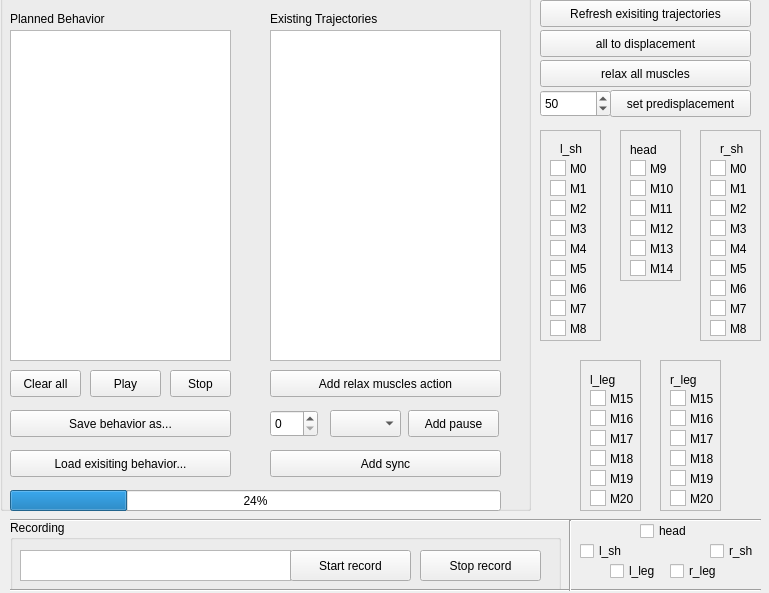
First picture: the form in roboy_trajectories_control/resource/roboy_trajectories_control.ui, repository Roboy/roboy_rqt_plugins, before the edit.
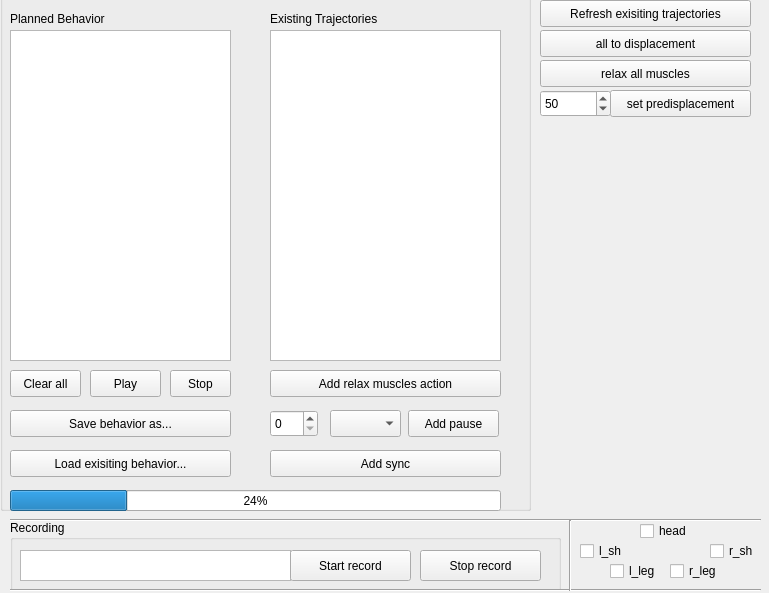
Second picture: the form after the edit.

Diff of the .ui file:
```diff
--- a/roboy_trajectories_control/resource/roboy_trajectories_control.ui
+++ b/roboy_trajectories_control/resource/roboy_trajectories_control.ui
@@ -440,979 +440,6 @@
     <number>50</number>
    </property>
   </widget>
-  <widget class="QFrame" name="frame">
-   <property name="geometry">
-    <rect>
-     <x>540</x>
-     <y>130</y>
-     <width>61</width>
-     <height>211</height>
-    </rect>
-   </property>
-   <property name="frameShape">
-    <enum>QFrame::StyledPanel</enum>
-   </property>
-   <property name="frameShadow">
-    <enum>QFrame::Raised</enum>
-   </property>
-   <widget class="QLabel" name="label_16">
-    <property name="geometry">
-     <rect>
-      <x>30</x>
-      <y>30</y>
-      <width>21</width>
-      <height>17</height>
-     </rect>
-    </property>
-    <property name="text">
-     <string>M0</string>
-    </property>
-   </widget>
-   <widget class="QGraphicsView" name="shoulder_left_m0">
-    <property name="geometry">
-     <rect>
-      <x>10</x>
-      <y>30</y>
-      <width>16</width>
-      <height>16</height>
-     </rect>
-    </property>
-   </widget>
-   <widget class="QGraphicsView" name="shoulder_left_m1">
-    <property name="geometry">
-     <rect>
-      <x>10</x>
-      <y>50</y>
-      <width>16</width>
-      <height>16</height>
-     </rect>
-    </property>
-   </widget>
-   <widget class="QLabel" name="label_18">
-    <property name="geometry">
-     <rect>
-      <x>30</x>
-      <y>50</y>
-      <width>31</width>
-      <height>17</height>
-     </rect>
-    </property>
-    <property name="text">
-     <string>M1</string>
-    </property>
-   </widget>
-   <widget class="QLabel" name="label_20">
-    <property name="geometry">
-     <rect>
-      <x>30</x>
-      <y>70</y>
-      <width>21</width>
-      <height>17</height>
-     </rect>
-    </property>
-    <property name="text">
-     <string>M2</string>
-    </property>
-   </widget>
-   <widget class="QGraphicsView" name="shoulder_left_m2">
-    <property name="geometry">
-     <rect>
-      <x>10</x>
-      <y>70</y>
-      <width>16</width>
-      <height>16</height>
-     </rect>
-    </property>
-   </widget>
-   <widget class="QLabel" name="label_21">
-    <property name="geometry">
-     <rect>
-      <x>30</x>
-      <y>90</y>
-      <width>31</width>
-      <height>17</height>
-     </rect>
-    </property>
-    <property name="text">
-     <string>M3</string>
-    </property>
-   </widget>
-   <widget class="QGraphicsView" name="shoulder_left_m3">
-    <property name="geometry">
-     <rect>
-      <x>10</x>
-      <y>90</y>
-      <width>16</width>
-      <height>16</height>
-     </rect>
-    </property>
-   </widget>
-   <widget class="QLabel" name="label_28">
-    <property name="geometry">
-     <rect>
-      <x>30</x>
-      <y>110</y>
-      <width>31</width>
-      <height>17</height>
-     </rect>
-    </property>
-    <property name="text">
-     <string>M4</string>
-    </property>
-   </widget>
-   <widget class="QGraphicsView" name="shoulder_left_m4">
-    <property name="geometry">
-     <rect>
-      <x>10</x>
-      <y>110</y>
-      <width>16</width>
-      <height>16</height>
-     </rect>
-    </property>
-   </widget>
-   <widget class="QLabel" name="label_17">
-    <property name="geometry">
-     <rect>
-      <x>30</x>
-      <y>130</y>
-      <width>31</width>
-      <height>17</height>
-     </rect>
-    </property>
-    <property name="text">
-     <string>M5</string>
-    </property>
-   </widget>
-   <widget class="QGraphicsView" name="shoulder_left_m5">
-    <property name="geometry">
-     <rect>
-      <x>10</x>
-      <y>130</y>
-      <width>16</width>
-      <height>16</height>
-     </rect>
-    </property>
-   </widget>
-   <widget class="QLabel" name="label_19">
-    <property name="geometry">
-     <rect>
-      <x>30</x>
-      <y>150</y>
-      <width>31</width>
-      <height>17</height>
-     </rect>
-    </property>
-    <property name="text">
-     <string>M6</string>
-    </property>
-   </widget>
-   <widget class="QGraphicsView" name="shoulder_left_m6">
-    <property name="geometry">
-     <rect>
-      <x>10</x>
-      <y>150</y>
-      <width>16</width>
-      <height>16</height>
-     </rect>
-    </property>
-   </widget>
-   <widget class="QLabel" name="label_22">
-    <property name="geometry">
-     <rect>
-      <x>30</x>
-      <y>170</y>
-      <width>31</width>
-      <height>17</height>
-     </rect>
-    </property>
-    <property name="text">
-     <string>M7</string>
-    </property>
-   </widget>
-   <widget class="QGraphicsView" name="shoulder_left_m7">
-    <property name="geometry">
-     <rect>
-      <x>10</x>
-      <y>170</y>
-      <width>16</width>
-      <height>16</height>
-     </rect>
-    </property>
-   </widget>
-   <widget class="QLabel" name="label_23">
-    <property name="geometry">
-     <rect>
-      <x>30</x>
-      <y>190</y>
-      <width>31</width>
-      <height>17</height>
-     </rect>
-    </property>
-    <property name="text">
-     <string>M8</string>
-    </property>
-   </widget>
-   <widget class="QGraphicsView" name="shoulder_left_m8">
-    <property name="geometry">
-     <rect>
-      <x>10</x>
-      <y>190</y>
-      <width>16</width>
-      <height>16</height>
-     </rect>
-    </property>
-   </widget>
-   <widget class="QLabel" name="label_14">
-    <property name="geometry">
-     <rect>
-      <x>20</x>
-      <y>10</y>
-      <width>31</width>
-      <height>17</height>
-     </rect>
-    </property>
-    <property name="text">
-     <string>l_sh</string>
-    </property>
-   </widget>
-  </widget>
-  <widget class="QFrame" name="frame_2">
-   <property name="geometry">
-    <rect>
-     <x>700</x>
-     <y>130</y>
-     <width>61</width>
-     <height>211</height>
-    </rect>
-   </property>
-   <property name="frameShape">
-    <enum>QFrame::StyledPanel</enum>
-   </property>
-   <property name="frameShadow">
-    <enum>QFrame::Raised</enum>
-   </property>
-   <widget class="QLabel" name="label_29">
-    <property name="geometry">
-     <rect>
-      <x>30</x>
-      <y>30</y>
-      <width>21</width>
-      <height>17</height>
-     </rect>
-    </property>
-    <property name="text">
-     <string>M0</string>
-    </property>
-   </widget>
-   <widget class="QGraphicsView" name="shoulder_right_m0">
-    <property name="geometry">
-     <rect>
-      <x>10</x>
-      <y>30</y>
-      <width>16</width>
-      <height>16</height>
-     </rect>
-    </property>
-   </widget>
-   <widget class="QGraphicsView" name="shoulder_right_m1">
-    <property name="geometry">
-     <rect>
-      <x>10</x>
-      <y>50</y>
-      <width>16</width>
-      <height>16</height>
-     </rect>
-    </property>
-   </widget>
-   <widget class="QLabel" name="label_30">
-    <property name="geometry">
-     <rect>
-      <x>30</x>
-      <y>50</y>
-      <width>31</width>
-      <height>17</height>
-     </rect>
-    </property>
-    <property name="text">
-     <string>M1</string>
-    </property>
-   </widget>
-   <widget class="QLabel" name="label_31">
-    <property name="geometry">
-     <rect>
-      <x>30</x>
-      <y>70</y>
-      <width>21</width>
-      <height>17</height>
-     </rect>
-    </property>
-    <property name="text">
-     <string>M2</string>
-    </property>
-   </widget>
-   <widget class="QGraphicsView" name="shoulder_right_m2">
-    <property name="geometry">
-     <rect>
-      <x>10</x>
-      <y>70</y>
-      <width>16</width>
-      <height>16</height>
-     </rect>
-    </property>
-   </widget>
-   <widget class="QLabel" name="label_32">
-    <property name="geometry">
-     <rect>
-      <x>30</x>
-      <y>90</y>
-      <width>31</width>
-      <height>17</height>
-     </rect>
-    </property>
-    <property name="text">
-     <string>M3</string>
-    </property>
-   </widget>
-   <widget class="QGraphicsView" name="shoulder_right_m3">
-    <property name="geometry">
-     <rect>
-      <x>10</x>
-      <y>90</y>
-      <width>16</width>
-      <height>16</height>
-     </rect>
-    </property>
-   </widget>
-   <widget class="QLabel" name="label_33">
-    <property name="geometry">
-     <rect>
-      <x>30</x>
-      <y>110</y>
-      <width>31</width>
-      <height>17</height>
-     </rect>
-    </property>
-    <property name="text">
-     <string>M4</string>
-    </property>
-   </widget>
-   <widget class="QGraphicsView" name="shoulder_right_m4">
-    <property name="geometry">
-     <rect>
-      <x>10</x>
-      <y>110</y>
-      <width>16</width>
-      <height>16</height>
-     </rect>
-    </property>
-   </widget>
-   <widget class="QLabel" name="label_34">
-    <property name="geometry">
-     <rect>
-      <x>30</x>
-      <y>130</y>
-      <width>31</width>
-      <height>17</height>
-     </rect>
-    </property>
-    <property name="text">
-     <string>M5</string>
-    </property>
-   </widget>
-   <widget class="QGraphicsView" name="shoulder_right_m5">
-    <property name="geometry">
-     <rect>
-      <x>10</x>
-      <y>130</y>
-      <width>16</width>
-      <height>16</height>
-     </rect>
-    </property>
-   </widget>
-   <widget class="QLabel" name="label_35">
-    <property name="geometry">
-     <rect>
-      <x>30</x>
-      <y>150</y>
-      <width>31</width>
-      <height>17</height>
-     </rect>
-    </property>
-    <property name="text">
-     <string>M6</string>
-    </property>
-   </widget>
-   <widget class="QGraphicsView" name="shoulder_right_m6">
-    <property name="geometry">
-     <rect>
-      <x>10</x>
-      <y>150</y>
-      <width>16</width>
-      <height>16</height>
-     </rect>
-    </property>
-   </widget>
-   <widget class="QLabel" name="label_36">
-    <property name="geometry">
-     <rect>
-      <x>30</x>
-      <y>170</y>
-      <width>31</width>
-      <height>17</height>
-     </rect>
-    </property>
-    <property name="text">
-     <string>M7</string>
-    </property>
-   </widget>
-   <widget class="QGraphicsView" name="shoulder_right_m7">
-    <property name="geometry">
-     <rect>
-      <x>10</x>
-      <y>170</y>
-      <width>16</width>
-      <height>16</height>
-     </rect>
-    </property>
-   </widget>
-   <widget class="QLabel" name="label_37">
-    <property name="geometry">
-     <rect>
-      <x>30</x>
-      <y>190</y>
-      <width>31</width>
-      <height>17</height>
-     </rect>
-    </property>
-    <property name="text">
-     <string>M8</string>
-    </property>
-   </widget>
-   <widget class="QGraphicsView" name="shoulder_right_m8">
-    <property name="geometry">
-     <rect>
-      <x>10</x>
-      <y>190</y>
-      <width>16</width>
-      <height>16</height>
-     </rect>
-    </property>
-   </widget>
-   <widget class="QLabel" name="label_15">
-    <property name="geometry">
-     <rect>
-      <x>20</x>
-      <y>10</y>
-      <width>31</width>
-      <height>17</height>
-     </rect>
-    </property>
-    <property name="text">
-     <string>r_sh</string>
-    </property>
-   </widget>
-  </widget>
-  <widget class="QFrame" name="frame_3">
-   <property name="geometry">
-    <rect>
-     <x>620</x>
-     <y>130</y>
-     <width>61</width>
-     <height>151</height>
-    </rect>
-   </property>
-   <property name="frameShape">
-    <enum>QFrame::StyledPanel</enum>
-   </property>
-   <property name="frameShadow">
-    <enum>QFrame::Raised</enum>
-   </property>
-   <widget class="QLabel" name="label_40">
-    <property name="geometry">
-     <rect>
-      <x>30</x>
-      <y>30</y>
-      <width>31</width>
-      <height>17</height>
-     </rect>
-    </property>
-    <property name="text">
-     <string>M9</string>
-    </property>
-   </widget>
-   <widget class="QGraphicsView" name="shoulder_right_m9">
-    <property name="geometry">
-     <rect>
-      <x>10</x>
-      <y>30</y>
-      <width>16</width>
-      <height>16</height>
-     </rect>
-    </property>
-   </widget>
-   <widget class="QGraphicsView" name="shoulder_right_m10">
-    <property name="geometry">
-     <rect>
-      <x>10</x>
-      <y>50</y>
-      <width>16</width>
-      <height>16</height>
-     </rect>
-    </property>
-   </widget>
-   <widget class="QLabel" name="label_41">
-    <property name="geometry">
-     <rect>
-      <x>30</x>
-      <y>50</y>
-      <width>31</width>
-      <height>17</height>
-     </rect>
-    </property>
-    <property name="text">
-     <string>M10</string>
-    </property>
-   </widget>
-   <widget class="QLabel" name="label_55">
-    <property name="geometry">
-     <rect>
-      <x>30</x>
-      <y>70</y>
-      <width>31</width>
-      <height>17</height>
-     </rect>
-    </property>
-    <property name="text">
-     <string>M11</string>
-    </property>
-   </widget>
-   <widget class="QGraphicsView" name="shoulder_right_m11">
-    <property name="geometry">
-     <rect>
-      <x>10</x>
-      <y>70</y>
-      <width>16</width>
-      <height>16</height>
-     </rect>
-    </property>
-   </widget>
-   <widget class="QLabel" name="label_56">
-    <property name="geometry">
-     <rect>
-      <x>30</x>
-      <y>90</y>
-      <width>31</width>
-      <height>17</height>
-     </rect>
-    </property>
-    <property name="text">
-     <string>M12</string>
-    </property>
-   </widget>
-   <widget class="QGraphicsView" name="shoulder_right_m12">
-    <property name="geometry">
-     <rect>
-      <x>10</x>
-      <y>90</y>
-      <width>16</width>
-      <height>16</height>
-     </rect>
-    </property>
-   </widget>
-   <widget class="QLabel" name="label_57">
-    <property name="geometry">
-     <rect>
-      <x>30</x>
-      <y>110</y>
-      <width>31</width>
-      <height>17</height>
-     </rect>
-    </property>
-    <property name="text">
-     <string>M13</string>
-    </property>
-   </widget>
-   <widget class="QGraphicsView" name="shoulder_right_m13">
-    <property name="geometry">
-     <rect>
-      <x>10</x>
-      <y>110</y>
-      <width>16</width>
-      <height>16</height>
-     </rect>
-    </property>
-   </widget>
-   <widget class="QLabel" name="label_58">
-    <property name="geometry">
-     <rect>
-      <x>30</x>
-      <y>130</y>
-      <width>31</width>
-      <height>17</height>
-     </rect>
-    </property>
-    <property name="text">
-     <string>M14</string>
-    </property>
-   </widget>
-   <widget class="QGraphicsView" name="shoulder_right_m14">
-    <property name="geometry">
-     <rect>
-      <x>10</x>
-      <y>130</y>
-      <width>16</width>
-      <height>16</height>
-     </rect>
-    </property>
-   </widget>
-   <widget class="QLabel" name="label_63">
-    <property name="geometry">
-     <rect>
-      <x>10</x>
-      <y>10</y>
-      <width>41</width>
-      <height>20</height>
-     </rect>
-    </property>
-    <property name="text">
-     <string>head</string>
-    </property>
-   </widget>
-  </widget>
-  <widget class="QFrame" name="frame_4">
-   <property name="geometry">
-    <rect>
-     <x>580</x>
-     <y>360</y>
-     <width>61</width>
-     <height>151</height>
-    </rect>
-   </property>
-   <property name="frameShape">
-    <enum>QFrame::StyledPanel</enum>
-   </property>
-   <property name="frameShadow">
-    <enum>QFrame::Raised</enum>
-   </property>
-   <widget class="QLabel" name="label_59">
-    <property name="geometry">
-     <rect>
-      <x>30</x>
-      <y>30</y>
-      <width>31</width>
-      <height>17</height>
-     </rect>
-    </property>
-    <property name="text">
-     <string>M15</string>
-    </property>
-   </widget>
-   <widget class="QGraphicsView" name="shoulder_left_m15">
-    <property name="geometry">
-     <rect>
-      <x>10</x>
-      <y>30</y>
-      <width>16</width>
-      <height>16</height>
-     </rect>
-    </property>
-   </widget>
-   <widget class="QGraphicsView" name="shoulder_left_m16">
-    <property name="geometry">
-     <rect>
-      <x>10</x>
-      <y>50</y>
-      <width>16</width>
-      <height>16</height>
-     </rect>
-    </property>
-   </widget>
-   <widget class="QLabel" name="label_60">
-    <property name="geometry">
-     <rect>
-      <x>30</x>
-      <y>50</y>
-      <width>31</width>
-      <height>17</height>
-     </rect>
-    </property>
-    <property name="text">
-     <string>M16</string>
-    </property>
-   </widget>
-   <widget class="QLabel" name="label_61">
-    <property name="geometry">
-     <rect>
-      <x>30</x>
-      <y>70</y>
-      <width>31</width>
-      <height>17</height>
-     </rect>
-    </property>
-    <property name="text">
-     <string>M17</string>
-    </property>
-   </widget>
-   <widget class="QGraphicsView" name="shoulder_left_m17">
-    <property name="geometry">
-     <rect>
-      <x>10</x>
-      <y>70</y>
-      <width>16</width>
-      <height>16</height>
-     </rect>
-    </property>
-   </widget>
-   <widget class="QLabel" name="label_62">
-    <property name="geometry">
-     <rect>
-      <x>30</x>
-      <y>90</y>
-      <width>31</width>
-      <height>17</height>
-     </rect>
-    </property>
-    <property name="text">
-     <string>M18</string>
-    </property>
-   </widget>
-   <widget class="QGraphicsView" name="shoulder_left_m18">
-    <property name="geometry">
-     <rect>
-      <x>10</x>
-      <y>90</y>
-      <width>16</width>
-      <height>16</height>
-     </rect>
-    </property>
-   </widget>
-   <widget class="QLabel" name="label_64">
-    <property name="geometry">
-     <rect>
-      <x>30</x>
-      <y>110</y>
-      <width>31</width>
-      <height>17</height>
-     </rect>
-    </property>
-    <property name="text">
-     <string>M19</string>
-    </property>
-   </widget>
-   <widget class="QGraphicsView" name="shoulder_left_m19">
-    <property name="geometry">
-     <rect>
-      <x>10</x>
-      <y>110</y>
-      <width>16</width>
-      <height>16</height>
-     </rect>
-    </property>
-   </widget>
-   <widget class="QLabel" name="label_65">
-    <property name="geometry">
-     <rect>
-      <x>30</x>
-      <y>130</y>
-      <width>31</width>
-      <height>17</height>
-     </rect>
-    </property>
-    <property name="text">
-     <string>M20</string>
-    </property>
-   </widget>
-   <widget class="QGraphicsView" name="shoulder_left_m20">
-    <property name="geometry">
-     <rect>
-      <x>10</x>
-      <y>130</y>
-      <width>16</width>
-      <height>16</height>
-     </rect>
-    </property>
-   </widget>
-   <widget class="QLabel" name="label_66">
-    <property name="geometry">
-     <rect>
-      <x>10</x>
-      <y>10</y>
-      <width>41</width>
-      <height>20</height>
-     </rect>
-    </property>
-    <property name="text">
-     <string>l_leg</string>
-    </property>
-   </widget>
-  </widget>
-  <widget class="QFrame" name="frame_5">
-   <property name="geometry">
-    <rect>
-     <x>660</x>
-     <y>360</y>
-     <width>61</width>
-     <height>151</height>
-    </rect>
-   </property>
-   <property name="frameShape">
-    <enum>QFrame::StyledPanel</enum>
-   </property>
-   <property name="frameShadow">
-    <enum>QFrame::Raised</enum>
-   </property>
-   <widget class="QLabel" name="label_67">
-    <property name="geometry">
-     <rect>
-      <x>30</x>
-      <y>30</y>
-      <width>31</width>
-      <height>17</height>
-     </rect>
-    </property>
-    <property name="text">
-     <string>M15</string>
-    </property>
-   </widget>
-   <widget class="QGraphicsView" name="shoulder_right_m15">
-    <property name="geometry">
-     <rect>
-      <x>10</x>
-      <y>30</y>
-      <width>16</width>
-      <height>16</height>
-     </rect>
-    </property>
-   </widget>
-   <widget class="QGraphicsView" name="shoulder_right_m16">
-    <property name="geometry">
-     <rect>
-      <x>10</x>
-      <y>50</y>
-      <width>16</width>
-      <height>16</height>
-     </rect>
-    </property>
-   </widget>
-   <widget class="QLabel" name="label_68">
-    <property name="geometry">
-     <rect>
-      <x>30</x>
-      <y>50</y>
-      <width>31</width>
-      <height>17</height>
-     </rect>
-    </property>
-    <property name="text">
-     <string>M16</string>
-    </property>
-   </widget>
-   <widget class="QLabel" name="label_69">
-    <property name="geometry">
-     <rect>
-      <x>30</x>
-      <y>70</y>
-      <width>31</width>
-      <height>17</height>
-     </rect>
-    </property>
-    <property name="text">
-     <string>M17</string>
-    </property>
-   </widget>
-   <widget class="QGraphicsView" name="shoulder_right_m17">
-    <property name="geometry">
-     <rect>
-      <x>10</x>
-      <y>70</y>
-      <width>16</width>
-      <height>16</height>
-     </rect>
-    </property>
-   </widget>
-   <widget class="QLabel" name="label_70">
-    <property name="geometry">
-     <rect>
-      <x>30</x>
-      <y>90</y>
-      <width>31</width>
-      <height>17</height>
-     </rect>
-    </property>
-    <property name="text">
-     <string>M18</string>
-    </property>
-   </widget>
-   <widget class="QGraphicsView" name="shoulder_right_m18">
-    <property name="geometry">
-     <rect>
-      <x>10</x>
-      <y>90</y>
-      <width>16</width>
-      <height>16</height>
-     </rect>
-    </property>
-   </widget>
-   <widget class="QLabel" name="label_71">
-    <property name="geometry">
-     <rect>
-      <x>30</x>
-      <y>110</y>
-      <width>31</width>
-      <height>17</height>
-     </rect>
-    </property>
-    <property name="text">
-     <string>M19</string>
-    </property>
-   </widget>
-   <widget class="QGraphicsView" name="shoulder_right_m19">
-    <property name="geometry">
-     <rect>
-      <x>10</x>
-      <y>110</y>
-      <width>16</width>
-      <height>16</height>
-     </rect>
-    </property>
-   </widget>
-   <widget class="QLabel" name="label_72">
-    <property name="geometry">
-     <rect>
-      <x>30</x>
-      <y>130</y>
-      <width>31</width>
-      <height>17</height>
-     </rect>
-    </property>
-    <property name="text">
-     <string>M20</string>
-    </property>
-   </widget>
-   <widget class="QGraphicsView" name="shoulder_right_m20">
-    <property name="geometry">
-     <rect>
-      <x>10</x>
-      <y>130</y>
-      <width>16</width>
-      <height>16</height>
-     </rect>
-    </property>
-   </widget>
-   <widget class="QLabel" name="label_73">
-    <property name="geometry">
-     <rect>
-      <x>10</x>
-      <y>10</y>
-      <width>41</width>
-      <height>20</height>
-     </rect>
-    </property>
-    <property name="text">
-     <string>r_leg</string>
-    </property>
-   </widget>
-  </widget>
   <widget class="QCheckBox" name="head">
    <property name="geometry">
     <rect>
```
